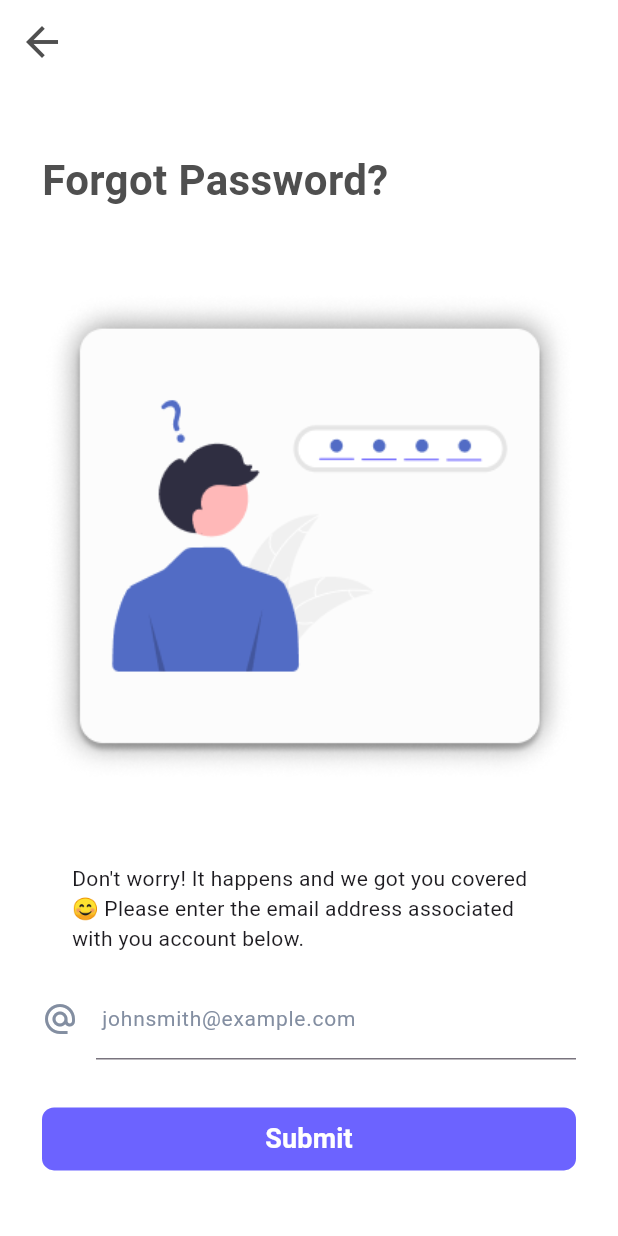
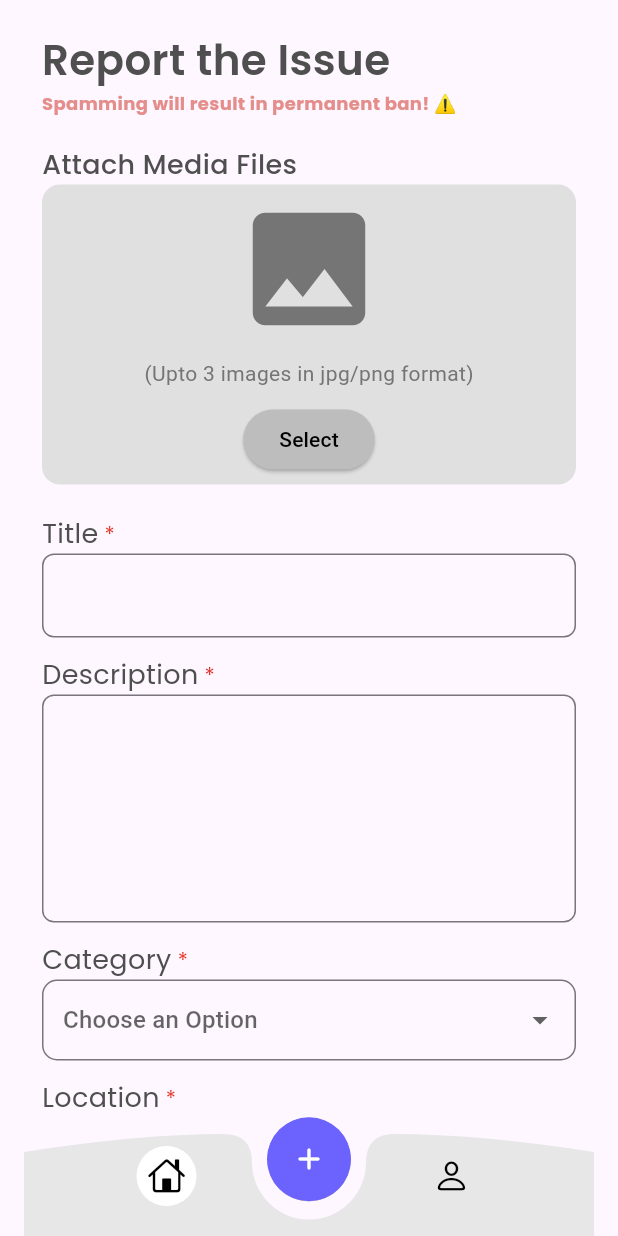
Before and after one commit to WaxifAlee/fyp_civic_connect, a Flutter app: the screen it shows after launch, on a phone screen of 412 x 824 dp. Run offline on Flutter 3.47's test engine with Material 3 defaults, Android fonts, the phone set to English and light mode, and no system bars; our stand-ins replace carousel_slider, cloud_firestore, firebase_auth, firebase_core, google_fonts, image_picker; accounts and stored records are empty.

Commit message:
Developed the frontend screen to report an issue using a comprehensive form

```diff
--- a/analysis_options.yaml
+++ b/analysis_options.yaml
@@ -7,6 +7,10 @@
 
 # The following line activates a set of recommended lints for Flutter apps,
 # packages, and plugins designed to encourage good coding practices.
+analyzer:
+  errors:
+    prefer_const_constructors: ignore
+    prefer_const_literals_to_create_immutables: ignore
 include: package:flutter_lints/flutter.yaml
 
 linter:
@@ -23,6 +27,5 @@ linter:
   rules:
     # avoid_print: false  # Uncomment to disable the `avoid_print` rule
     # prefer_single_quotes: true  # Uncomment to enable the `prefer_single_quotes` rule
-
 # Additional information about this file can be found at
 # https://dart.dev/guides/language/analysis-options
--- a/lib/main.dart
+++ b/lib/main.dart
@@ -1,4 +1,5 @@
 import 'package:fyp_civic_connect/screens/forgot_password.dart';
+import 'package:fyp_civic_connect/screens/report_issue_screen.dart';
 
 import '../screens/signup_screen.dart';
 import 'package:flutter/material.dart';
@@ -21,7 +22,7 @@ class CivicConnectApp extends StatelessWidget {
     return MaterialApp(
       debugShowCheckedModeBanner: false,
       title: 'CivicConnect',
-      initialRoute: '/reset_password',
+      initialRoute: '/report_issue',
       theme: ThemeData(
         primaryColor: const Color(0XFF6C63FF),
       ),
@@ -30,6 +31,7 @@ class CivicConnectApp extends StatelessWidget {
         '/home': (context) => WelcomeScreen(),
         '/signUp': (context) => SignupScreen(),
         '/reset_password': (context) => ForgotScreen(),
+        '/report_issue': (context) => ReportIssueScreen(),
       },
     );
   }
--- a/lib/screens/login_screen.dart
+++ b/lib/screens/login_screen.dart
@@ -29,9 +29,20 @@ class _LoginScreenState extends State<LoginScreen> {
     try {
       UserCredential credential = await FirebaseAuth.instance
           .signInWithEmailAndPassword(email: email, password: password);
+      ScaffoldMessenger.of(context).showSnackBar(
+        const SnackBar(
+          content: Text('Login Successful! 🎉'),
+        ),
+      );
       print("Userd signed in: ${credential.user?.phoneNumber}");
     } catch (e) {
       print("Sign-in Error: $e");
+      ScaffoldMessenger.of(context).showSnackBar(
+        const SnackBar(
+          content: Text(
+              'Login was not successfull! Check your credentials and make sure you are connected to the internet ⚠️'),
+        ),
+      );
     }
   }
 
--- /dev/null
+++ b/lib/screens/report_issue_screen.dart
@@ -0,0 +1,170 @@
+// ignore_for_file: prefer_const_constructors, prefer_const_literals_to_create_immutables
+
+import 'package:flutter/material.dart';
+import 'package:fyp_civic_connect/themes/app_theme.dart';
+import 'package:fyp_civic_connect/widgets/bordered_dropdown.dart';
+import 'package:fyp_civic_connect/widgets/curved_bottomnavbar_widget.dart';
+import 'package:fyp_civic_connect/widgets/image_picker_widget.dart';
+import 'package:google_fonts/google_fonts.dart';
+import 'package:image_picker/image_picker.dart';
+
+class ReportIssueScreen extends StatefulWidget {
+  const ReportIssueScreen({super.key});
+
+  @override
+  State<ReportIssueScreen> createState() => _ReportIssueScreenState();
+}
+
+class _ReportIssueScreenState extends State<ReportIssueScreen> {
+  List<XFile> _images = [];
+
+  void _handleImagesSelected(List<XFile> images) {
+    setState(() {
+      _images = images;
+    });
+  }
+
+  final _formKey = GlobalKey<FormState>();
+  String? selectedValue;
+
+  @override
+  Widget build(BuildContext context) {
+    return Scaffold(
+        bottomNavigationBar: CustomNavBarCurved(),
+        body: SingleChildScrollView(
+          child: Padding(
+            padding: EdgeInsets.only(
+                left: AppTheme.borderPadding, right: AppTheme.borderPadding),
+            child: Column(
+              crossAxisAlignment: CrossAxisAlignment.start,
+              children: [
+                SizedBox(height: 20),
+                Text(
+                  'Report the Issue',
+                  style: GoogleFonts.poppins(
+                      fontWeight: FontWeight.w600,
+                      fontSize: AppTheme.titleFontSize,
+                      color: AppTheme.themeGray),
+                  textAlign: TextAlign.center,
+                ),
+                Text(
+                  'Spamming will result in permanent ban! ⚠️',
+                  style: GoogleFonts.poppins(
+                      fontWeight: FontWeight.bold,
+                      fontSize: 12,
+                      color: AppTheme.themePink),
+                  textAlign: TextAlign.center,
+                ),
+                SizedBox(height: 20),
+                Text("Attach Media Files",
+                    style: GoogleFonts.poppins(
+                        fontSize: 18,
+                        color: AppTheme.themeGray,
+                        fontWeight: FontWeight.w500)),
+                Form(
+                    child: Column(
+                  crossAxisAlignment: CrossAxisAlignment.start,
+                  children: [
+                    ImagePickerWidget(
+                      onImagesSelected: _handleImagesSelected,
+                    ),
+                    EntryText(title: "Title"),
+                    TextField(
+                      decoration: InputDecoration(
+                          border: OutlineInputBorder(
+                        borderRadius: BorderRadius.circular(8.0),
+                      )),
+                    ),
+                    SizedBox(height: 12),
+                    EntryText(title: "Description"),
+                    TextField(
+                      minLines: 5,
+                      maxLines: 5,
+                      decoration: InputDecoration(
+                          border: OutlineInputBorder(
+                        borderRadius: BorderRadius.circular(8.0),
+                      )),
+                    ),
+                    SizedBox(height: 12),
+                    EntryText(title: "Category"),
+                    BorderedDropdown(
+                      value: selectedValue,
+                      hintText: "Choose an Option",
+                      items: [
+                        "Garbage Disposal",
+                        "Civil Infastructure",
+                        "Water Supply",
+                        "Illegal Property Hold"
+                      ],
+                      onChanged: (value) {
+                        setState(() {
+                          selectedValue = value;
+                        });
+                      },
+                    ),
+                    SizedBox(height: 12),
+                    EntryText(title: "Location"),
+                    TextField(
+                      decoration: InputDecoration(
+                          border: OutlineInputBorder(
+                        borderRadius: BorderRadius.circular(8.0),
+                      )),
+                    ),
+                    SizedBox(height: 12),
+                    ElevatedButton(
+                      onPressed: () {
+                        // Add your submission logic here
+                      },
+                      style: ElevatedButton.styleFrom(
+                        backgroundColor: const Color(0xFF4267B2),
+                        padding: const EdgeInsets.symmetric(
+                            horizontal: 32, vertical: 22),
+                        textStyle: const TextStyle(
+                          fontSize: 16,
+                          fontWeight: FontWeight.bold,
+                          color: Colors.white,
+                        ),
+                        shape: RoundedRectangleBorder(
+                          borderRadius: BorderRadius.circular(8),
+                        ),
+                      ),
+                      child: Row(
+                        mainAxisSize: MainAxisSize.max,
+                        mainAxisAlignment: MainAxisAlignment.center,
+                        children: [
+                          const Icon(Icons.check, color: Colors.white),
+                          const SizedBox(width: 8),
+                          Text(
+                            'Submit',
+                            style:
+                                GoogleFonts.poppins(color: AppTheme.themeWhite),
+                          ),
+                        ],
+                      ),
+                    )
+                  ],
+                ))
+              ],
+            ),
+          ),
+        ));
+  }
+}
+
+class EntryText extends StatelessWidget {
+  final String title;
+  const EntryText({required this.title});
+  @override
+  Widget build(BuildContext context) {
+    return Row(children: [
+      Text(
+        title,
+        style: GoogleFonts.poppins(fontSize: 18, color: AppTheme.themeGray),
+      ),
+      Text(
+        " *",
+        style: GoogleFonts.poppins(color: AppTheme.themeRed),
+      ),
+    ]);
+  }
+}
--- a/lib/themes/app_theme.dart
+++ b/lib/themes/app_theme.dart
@@ -2,7 +2,6 @@ import 'package:flutter/material.dart';
 
 class AppTheme {
   static const Color themePurple = Color(0XFF6C63FF);
-  static const Color themePink = Color(0xFFC83DA4);
   static const Color themeGray = Color(0xFF4F4F4f);
   static const Color themeRed = Color(0xFFE33629);
   static const Color themeGreen = Color(0xFF319F43);
@@ -11,11 +10,8 @@ class AppTheme {
   static const Color themeWhite = Color(0xFFFFFFFF);
   static const Color themeSecondaryGray = Color(0xFFE6E6E6);
   static const Color themePlaceHolderText = Color(0xFF838EA1);
+  static const Color themePink = Color(0xFFE58D8A);
+  static const double titleFontSize = 28;
 
   static const borderPadding = 28.0;
-
-  static final ThemeData lightTheme = ThemeData(
-    primaryColor: themePurple,
-    hintColor: themePink,
-  );
 }
--- /dev/null
+++ b/lib/widgets/bordered_dropdown.dart
@@ -0,0 +1,42 @@
+import 'package:flutter/material.dart';
+
+class BorderedDropdown extends StatelessWidget {
+  final String? value; // Currently selected value
+  final String hintText; // Hint for the dropdown
+  final List<String> items; // List of dropdown items
+  final ValueChanged<String?> onChanged; // Callback for when the value changes
+
+  const BorderedDropdown({
+    Key? key,
+    required this.value,
+    required this.hintText,
+    required this.items,
+    required this.onChanged,
+  }) : super(key: key);
+
+  @override
+  Widget build(BuildContext context) {
+    return DropdownButtonFormField<String>(
+      value: value,
+      hint: Text(hintText),
+      decoration: InputDecoration(
+        border: OutlineInputBorder(
+          borderRadius: BorderRadius.circular(10.0),
+          borderSide: BorderSide(color: Colors.grey, width: 1.0),
+        ),
+        focusedBorder: OutlineInputBorder(
+          borderRadius: BorderRadius.circular(10.0),
+          borderSide: BorderSide(color: Colors.blue, width: 2.0),
+        ),
+        contentPadding: EdgeInsets.symmetric(horizontal: 10.0, vertical: 15.0),
+      ),
+      items: items.map((String item) {
+        return DropdownMenuItem<String>(
+          value: item,
+          child: Text(item),
+        );
+      }).toList(),
+      onChanged: onChanged,
+    );
+  }
+}
--- /dev/null
+++ b/lib/widgets/curved_bottomnavbar_widget.dart
@@ -0,0 +1,171 @@
+import 'package:flutter/cupertino.dart';
+import 'package:flutter/material.dart';
+import 'package:fyp_civic_connect/themes/app_theme.dart';
+
+class CustomNavBarCurved extends StatefulWidget {
+  const CustomNavBarCurved({super.key});
+
+  @override
+  CustomNavBarCurvedState createState() => CustomNavBarCurvedState();
+}
+
+class CustomNavBarCurvedState extends State<CustomNavBarCurved> {
+  // Track selected index
+  int _selectedIndex = 0;
+
+  // Update index when an item is tapped
+  void _onNavBarItemTapped(int index) {
+    setState(() {
+      _selectedIndex = index;
+    });
+
+    // Navigate to different pages based on the tapped index
+    switch (index) {
+      case 0:
+        Navigator.pushNamed(context, "/dashboard");
+        break;
+      case 1:
+        Navigator.pushNamed(context, "/profile");
+
+        break;
+    }
+  }
+
+  @override
+  Widget build(BuildContext context) {
+    Size size = MediaQuery.of(context).size;
+    double height = 56;
+
+    const primaryColor = AppTheme.themePurple;
+    const secondaryColor = AppTheme.themeWhite;
+    const backgroundColor = Color(0xFFE7E7E7);
+
+    return BottomAppBar(
+      color: Colors.transparent,
+      elevation: 0,
+      child: Stack(
+        children: [
+          CustomPaint(
+            size: Size(size.width, height + 7),
+            painter: BottomNavCurvePainter(backgroundColor: backgroundColor),
+          ),
+          Center(
+            heightFactor: 0.6,
+            child: FloatingActionButton(
+              shape: RoundedRectangleBorder(
+                  borderRadius: BorderRadius.circular(100.0)),
+              backgroundColor: primaryColor,
+              elevation: 0.1,
+              onPressed: () {
+                Navigator.pushNamed(context, "/report_issue");
+              },
+              child: const Icon(
+                Icons.add_rounded,
+                color: AppTheme.themeWhite,
+              ),
+            ),
+          ),
+          SizedBox(
+            height: height,
+            child: Row(
+              mainAxisAlignment: MainAxisAlignment.spaceAround,
+              children: [
+                NavBarIcon(
+                  text: "Home",
+                  icon: CupertinoIcons.home,
+                  selected: _selectedIndex == 0,
+                  onPressed: () => _onNavBarItemTapped(0),
+                  defaultColor: secondaryColor,
+                  selectedColor: primaryColor,
+                ),
+                NavBarIcon(
+                  text: "Calendar",
+                  icon: CupertinoIcons.person,
+                  selected: _selectedIndex == 1,
+                  onPressed: () => _onNavBarItemTapped(1),
+                  selectedColor: primaryColor,
+                  defaultColor: secondaryColor,
+                )
+              ],
+            ),
+          ),
+        ],
+      ),
+    );
+  }
+}
+
+class BottomNavCurvePainter extends CustomPainter {
+  BottomNavCurvePainter(
+      {this.backgroundColor = Colors.black, this.insetRadius = 38});
+
+  Color backgroundColor;
+  double insetRadius;
+  @override
+  void paint(Canvas canvas, Size size) {
+    Paint paint = Paint()
+      ..color = backgroundColor
+      ..style = PaintingStyle.fill;
+    Path path = Path()..moveTo(0, 12);
+
+    double insetCurveBeginnningX = size.width / 2 - insetRadius;
+    double insetCurveEndX = size.width / 2 + insetRadius;
+    double transitionToInsetCurveWidth = size.width * .05;
+    path.quadraticBezierTo(size.width * 0.20, 0,
+        insetCurveBeginnningX - transitionToInsetCurveWidth, 0);
+    path.quadraticBezierTo(
+        insetCurveBeginnningX, 0, insetCurveBeginnningX, insetRadius / 2);
+
+    path.arcToPoint(Offset(insetCurveEndX, insetRadius / 2),
+        radius: const Radius.circular(10.0), clockwise: false);
+
+    path.quadraticBezierTo(
+        insetCurveEndX, 0, insetCurveEndX + transitionToInsetCurveWidth, 0);
+    path.quadraticBezierTo(size.width * 0.80, 0, size.width, 12);
+    path.lineTo(size.width, size.height + 56);
+    path.lineTo(
+        0,
+        size.height +
+            56); //+56 here extends the navbar below app bar to include extra space on some screens (iphone 11)
+    canvas.drawPath(path, paint);
+  }
+
+  @override
+  bool shouldRepaint(CustomPainter oldDelegate) {
+    return false;
+  }
+}
+
+class NavBarIcon extends StatelessWidget {
+  const NavBarIcon(
+      {super.key,
+      required this.text,
+      required this.icon,
+      required this.selected,
+      required this.onPressed,
+      this.selectedColor = const Color(0xffFF8527),
+      this.defaultColor = Colors.black54});
+  final String text;
+  final IconData icon;
+  final bool selected;
+  final Function() onPressed;
+  final Color defaultColor;
+  final Color selectedColor;
+
+  @override
+  Widget build(BuildContext context) {
+    return IconButton(
+      onPressed: onPressed,
+      splashColor: Colors.transparent,
+      highlightColor: Colors.transparent,
+      icon: CircleAvatar(
+        backgroundColor: selected ? Colors.white : Colors.transparent,
+        child: Icon(
+          icon,
+          size: 25,
+          color: Colors.black,
+        ),
+      ),
+    );
+  }
+}
--- /dev/null
+++ b/lib/widgets/image_picker_widget.dart
@@ -0,0 +1,91 @@
+import 'dart:io';
+import 'package:flutter/material.dart';
+import 'package:image_picker/image_picker.dart';
+
+class ImagePickerWidget extends StatefulWidget {
+  final Function(List<XFile>) onImagesSelected;
+
+  const ImagePickerWidget({Key? key, required this.onImagesSelected})
+      : super(key: key);
+
+  @override
+  _ImagePickerWidgetState createState() => _ImagePickerWidgetState();
+}
+
+class _ImagePickerWidgetState extends State<ImagePickerWidget> {
+  final ImagePicker _picker = ImagePicker();
+  List<XFile> _selectedImages = [];
+
+  Future<void> _pickImages() async {
+    try {
+      final List<XFile>? pickedFiles = await _picker.pickMultiImage();
+      if (pickedFiles != null) {
+        setState(() {
+          _selectedImages = pickedFiles.length > 3
+              ? pickedFiles.sublist(0, 3) // Limit to 3 images
+              : pickedFiles;
+        });
+        // Pass the selected images to the parent via the callback
+        widget.onImagesSelected(_selectedImages);
+      }
+    } catch (e) {
+      print("Image picker error: $e");
+    }
+  }
+
+  @override
+  Widget build(BuildContext context) {
+    return Column(
+      children: [
+        GestureDetector(
+          onTap: _pickImages,
+          child: Container(
+            height: 200,
+            width: double.infinity,
+            decoration: BoxDecoration(
+              color: Colors.grey[300],
+              borderRadius: BorderRadius.circular(12),
+            ),
+            child: Column(
+              mainAxisAlignment: MainAxisAlignment.center,
+              children: [
+                Icon(Icons.image, size: 100, color: Colors.grey[600]),
+                SizedBox(height: 10),
+                Text(
+                  "(Upto 3 images in jpg/png format)",
+                  style: TextStyle(color: Colors.grey[600]),
+                ),
+                SizedBox(height: 10),
+                ElevatedButton(
+                  onPressed: _pickImages,
+                  style: ElevatedButton.styleFrom(
+                    backgroundColor: Colors.grey[400],
+                  ),
+                  child: Text("Select", style: TextStyle(color: Colors.black)),
+                ),
+              ],
+            ),
+          ),
+        ),
+        SizedBox(height: 20),
+        if (_selectedImages.isNotEmpty)
+          GridView.builder(
+            shrinkWrap: true,
+            physics: NeverScrollableScrollPhysics(),
+            itemCount: _selectedImages.length,
+            gridDelegate: SliverGridDelegateWithFixedCrossAxisCount(
+              crossAxisCount: 3,
+              crossAxisSpacing: 10,
+              mainAxisSpacing: 10,
+            ),
+            itemBuilder: (BuildContext context, int index) {
+              return Image.file(
+                File(_selectedImages[index].path),
+                fit: BoxFit.cover,
+              );
+            },
+          ),
+      ],
+    );
+  }
+}
--- a/lib/widgets/login_form.dart
+++ b/lib/widgets/login_form.dart
@@ -30,15 +30,15 @@ class _LoginFormState extends State<LoginForm> {
             // Email Field Row with Icon
             Row(
               children: [
-                Icon(
+                const Icon(
                   Icons.alternate_email,
                   color: AppTheme.themePlaceHolderText,
                 ),
-                SizedBox(width: 12),
+                const SizedBox(width: 12),
                 Expanded(
                     child: TextFormField(
                   controller: widget.emailController,
-                  decoration: InputDecoration(
+                  decoration: const InputDecoration(
                       labelText: ' Email ID',
                       labelStyle: TextStyle(
                         color: AppTheme.themePlaceHolderText,
@@ -59,20 +59,20 @@ class _LoginFormState extends State<LoginForm> {
               ],
             ),
 
-            SizedBox(height: 16),
+            const SizedBox(height: 16),
 
             // Password Field Row with Icon
             Row(
               children: [
-                Icon(Icons.lock, color: AppTheme.themePlaceHolderText),
-                SizedBox(width: 12),
+                const Icon(Icons.lock, color: AppTheme.themePlaceHolderText),
+                const SizedBox(width: 12),
                 Expanded(
                   child: TextFormField(
                       controller: widget.passwordController,
                       obscureText: !isPasswordVisible,
                       decoration: InputDecoration(
                           labelText: " Password",
-                          labelStyle: TextStyle(
+                          labelStyle: const TextStyle(
                             color: AppTheme.themePlaceHolderText,
                             fontSize: 14,
                           ),
@@ -98,13 +98,15 @@ class _LoginFormState extends State<LoginForm> {
               ],
             ),
 
-            SizedBox(height: 12),
+            const SizedBox(height: 12),
             Row(
               mainAxisAlignment: MainAxisAlignment.end,
               children: [
                 TextButton(
-                    onPressed: () {}, // Go to Forgot Screen
-                    child: Text(
+                    onPressed: () {
+                      Navigator.pushNamed(context, '/reset_password');
+                    }, // Go to Forgot Screen
+                    child: const Text(
                       "Forgot Password?",
                       textAlign: TextAlign.right,
                       style: TextStyle(
@@ -114,7 +116,7 @@ class _LoginFormState extends State<LoginForm> {
               ],
             ),
 
-            SizedBox(height: 34),
+            const SizedBox(height: 34),
 
             SizedBox(
               width: double.infinity,
--- a/lib/widgets/signup_form.dart
+++ b/lib/widgets/signup_form.dart
@@ -2,7 +2,6 @@
 
 import '../themes/app_theme.dart';
 import 'package:flutter/material.dart';
-import '../widgets/back_button.dart';
 
 class SignupForm extends StatefulWidget {
   final TextEditingController emailController;
@@ -48,7 +47,7 @@ class _SignupFormState extends State<SignupForm> {
                 child: TextFormField(
               controller: widget.emailController,
               decoration: InputDecoration(
-                  labelText: ' Email ID',
+                  labelText: ' Email Address',
                   labelStyle: TextStyle(
                     color: AppTheme.themePlaceHolderText,
                     fontSize: 14,
@@ -179,7 +178,7 @@ class _SignupFormState extends State<SignupForm> {
                   ),
                   validator: (value) {
                     if (value == null || value.isEmpty) {
-                      return 'Please enter a password';
+                      return 'House/Apt, Street, City';
                     }
                     return null;
                   }),
@@ -197,7 +196,7 @@ class _SignupFormState extends State<SignupForm> {
               child: TextFormField(
                   controller: widget.phoneController,
                   decoration: InputDecoration(
-                    labelText: " Phone",
+                    labelText: " Phone Number",
                     labelStyle: TextStyle(
                       color: AppTheme.themePlaceHolderText,
                       fontSize: 14,
@@ -205,7 +204,7 @@ class _SignupFormState extends State<SignupForm> {
                   ),
                   validator: (value) {
                     if (value == null || value.isEmpty) {
-                      return 'Please enter a password';
+                      return 'Please enter a valid phone number';
                     }
                     return null;
                   }),
@@ -226,9 +225,7 @@ class _SignupFormState extends State<SignupForm> {
               style: TextStyle(fontSize: 12),
             ),
             GestureDetector(
-              onTap: () {
-                Navigator.pushNamed(context, "/signUp");
-              },
+              onTap: () {},
               child: Text(
                 "Terms & Conditions",
                 style: TextStyle(
@@ -240,9 +237,7 @@ class _SignupFormState extends State<SignupForm> {
             ),
             const Text(" and "),
             GestureDetector(
-              onTap: () {
-                Navigator.pushNamed(context, "/signUp");
-              },
+              onTap: () {},
               child: Text(
                 "Privacy Policy",
                 style: TextStyle(
--- a/pubspec.yaml
+++ b/pubspec.yaml
@@ -40,6 +40,7 @@ dependencies:
   cloud_firestore: ^5.5.0
   image_picker: ^1.1.2
   firebase_storage: ^12.3.6
+  google_fonts: ^6.2.1
 
 dev_dependencies:
   flutter_test:
```
Also changed, not shown: assets/images/login.png, assets/images/signup.png, lib/screens/dashboard.dart (added), out/SignInImage.png (added), out/signUpImage.png (added), pubspec.lock, 2 other files.
